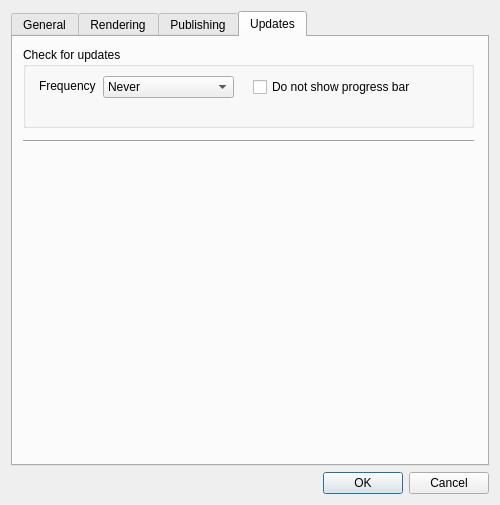
Above: mainApp/preferences.ui from trevorsandy/lpub3d before the change. Below: the same form after it.
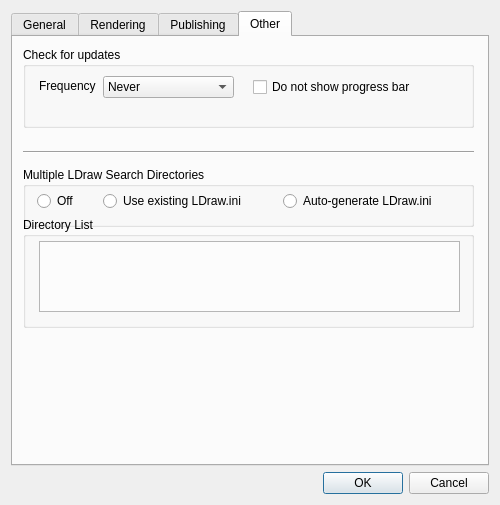
That is the form after the change. The open tabs and pages were chosen to show the change.

Commit message: Redesign color part list and archive classes - rename and separate generage color parts list  and part archive functions

What changed in the file:
```diff
--- a/mainApp/preferences.ui
+++ b/mainApp/preferences.ui
@@ -15,10 +15,20 @@
    <string>LPub3D Preferences</string>
   </property>
   <layout class="QGridLayout" name="gridLayout_6">
-   <item row="0" column="0">
+   <item row="2" column="0">
+    <widget class="QDialogButtonBox" name="buttonBox">
+     <property name="orientation">
+      <enum>Qt::Horizontal</enum>
+     </property>
+     <property name="standardButtons">
+      <set>QDialogButtonBox::Cancel|QDialogButtonBox::Ok</set>
+     </property>
+    </widget>
+   </item>
+   <item row="1" column="0">
     <widget class="QTabWidget" name="tabWidget">
      <property name="currentIndex">
-      <number>0</number>
+      <number>3</number>
      </property>
      <widget class="QWidget" name="tabGeneral">
       <attribute name="title">
@@ -788,7 +798,7 @@
      </widget>
      <widget class="QWidget" name="tabUpdates">
       <attribute name="title">
-       <string>Updates</string>
+       <string>Other</string>
       </attribute>
       <widget class="QLabel" name="label_11">
        <property name="geometry">
@@ -872,7 +882,7 @@
        <property name="geometry">
         <rect>
          <x>10</x>
-         <y>96</y>
+         <y>107</y>
          <width>451</width>
          <height>16</height>
         </rect>
@@ -881,24 +891,95 @@
         <enum>Qt::Horizontal</enum>
        </property>
       </widget>
+      <widget class="QGroupBox" name="groupBoxLDrawIni">
+       <property name="geometry">
+        <rect>
+         <x>10</x>
+         <y>130</y>
+         <width>451</width>
+         <height>60</height>
+        </rect>
+       </property>
+       <property name="title">
+        <string>Multiple LDraw Search Directories</string>
+       </property>
+       <widget class="QRadioButton" name="radioSDUseExisting">
+        <property name="geometry">
+         <rect>
+          <x>80</x>
+          <y>24</y>
+          <width>181</width>
+          <height>20</height>
+         </rect>
+        </property>
+        <property name="text">
+         <string>Use existing LDraw.ini</string>
+        </property>
+       </widget>
+       <widget class="QRadioButton" name="radioSDAutoGenerate">
+        <property name="geometry">
+         <rect>
+          <x>260</x>
+          <y>24</y>
+          <width>191</width>
+          <height>20</height>
+         </rect>
+        </property>
+        <property name="text">
+         <string>Auto-generate LDraw.ini</string>
+        </property>
+       </widget>
+       <widget class="QRadioButton" name="redioSDOff">
+        <property name="geometry">
+         <rect>
+          <x>14</x>
+          <y>24</y>
+          <width>71</width>
+          <height>20</height>
+         </rect>
+        </property>
+        <property name="text">
+         <string>Off</string>
+        </property>
+       </widget>
+      </widget>
+      <widget class="QTextEdit" name="textEditSearchDirectories">
+       <property name="geometry">
+        <rect>
+         <x>26</x>
+         <y>204</y>
+         <width>421</width>
+         <height>71</height>
+        </rect>
+       </property>
+       <property name="acceptRichText">
+        <bool>false</bool>
+       </property>
+      </widget>
+      <widget class="QGroupBox" name="groupBoxSearchDirectories">
+       <property name="geometry">
+        <rect>
+         <x>10</x>
+         <y>180</y>
+         <width>451</width>
+         <height>111</height>
+        </rect>
+       </property>
+       <property name="title">
+        <string>Directory List</string>
+       </property>
+      </widget>
       <zorder>groupBoxUpdates</zorder>
       <zorder>label_11</zorder>
       <zorder>comboCheckForUpdates</zorder>
       <zorder>chkBoxSilent</zorder>
       <zorder>line</zorder>
+      <zorder>groupBoxLDrawIni</zorder>
+      <zorder>textEditSearchDirectories</zorder>
+      <zorder>groupBoxSearchDirectories</zorder>
      </widget>
     </widget>
    </item>
-   <item row="1" column="0">
-    <widget class="QDialogButtonBox" name="buttonBox">
-     <property name="orientation">
-      <enum>Qt::Horizontal</enum>
-     </property>
-     <property name="standardButtons">
-      <set>QDialogButtonBox::Cancel|QDialogButtonBox::Ok</set>
-     </property>
-    </widget>
-   </item>
   </layout>
  </widget>
  <resources/>
```
The commit also changes 16 other files.
